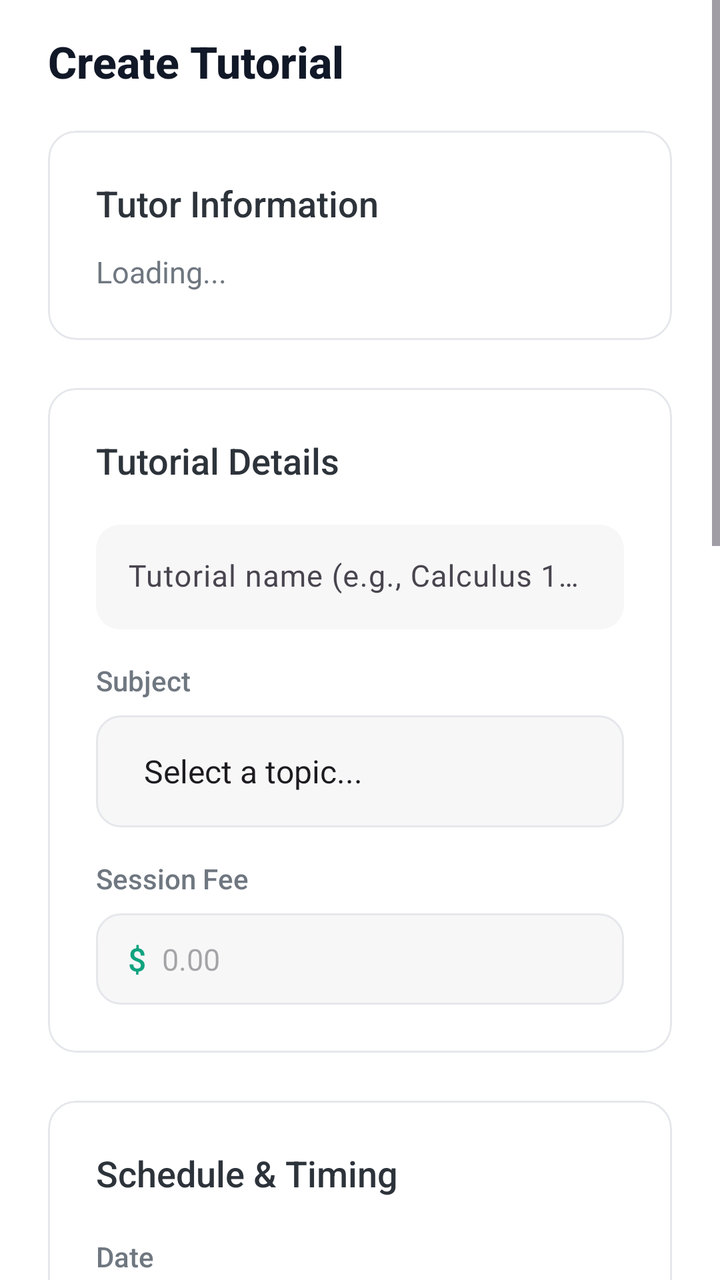
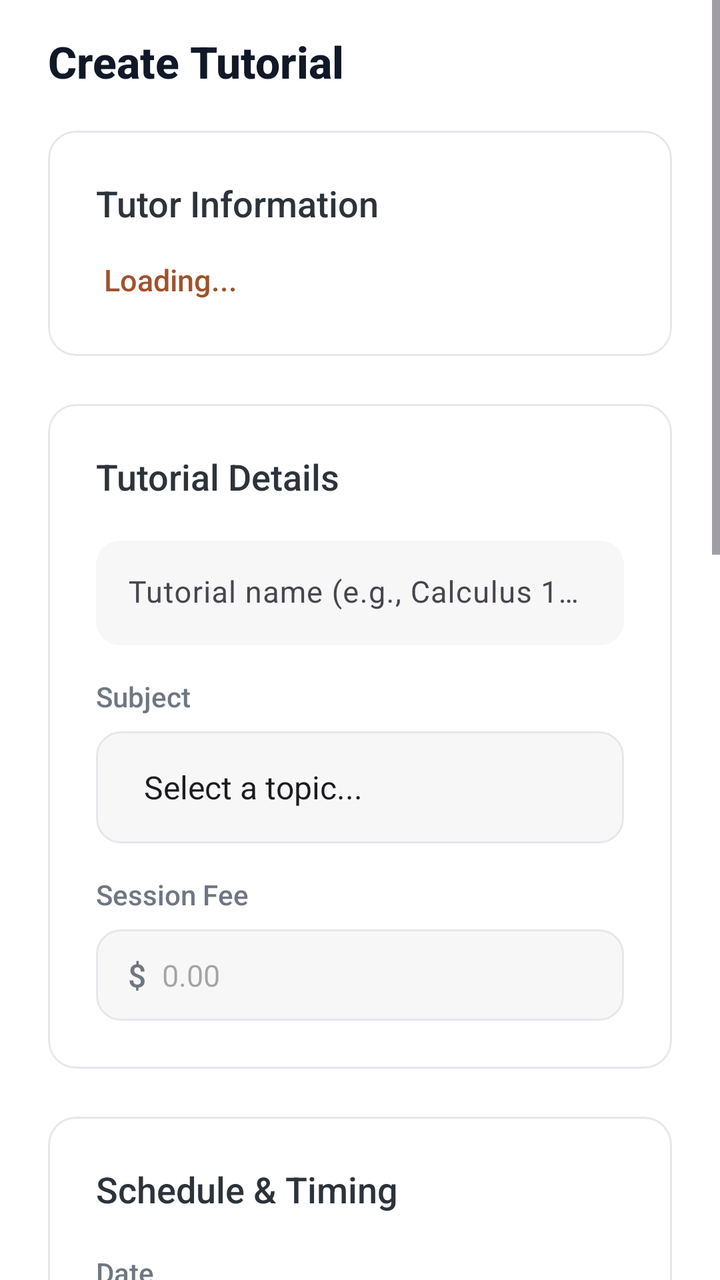

Two renders of the same Android screen: before a commit and after it. Below are the layout's source before the change and the commit's diff.
<!-- AndroidManifest.xml: application theme Theme.Csci3130Group1 -->
<!-- res/layout/fragment_tutorial_management.xml -->
<?xml version="1.0" encoding="utf-8"?>
<ScrollView xmlns:android="http://schemas.android.com/apk/res/android"
    xmlns:app="http://schemas.android.com/apk/res-auto"
    android:layout_width="match_parent"
    android:layout_height="match_parent"
    android:fillViewport="true"
    android:background="#FFFFFF">

    <LinearLayout
        android:layout_width="match_parent"
        android:layout_height="wrap_content"
        android:orientation="vertical"
        android:paddingLeft="24dp"
        android:paddingRight="24dp"
        android:paddingTop="16dp"
        android:paddingBottom="120dp">

        
        <TextView
            android:layout_width="wrap_content"
            android:layout_height="wrap_content"
            android:text="Create Tutorial"
            android:textSize="22sp"
            android:fontFamily="sans-serif-medium"
            android:textStyle="bold"
            android:textColor="#111827"
            android:layout_marginBottom="20dp"/>

        
        <com.google.android.material.card.MaterialCardView
            android:layout_width="match_parent"
            android:layout_height="wrap_content"
            android:layout_marginBottom="24dp"
            app:cardCornerRadius="14dp"
            app:cardElevation="0dp"
            app:cardBackgroundColor="#FFFFFF"
            app:strokeColor="#E5E7EB"
            app:strokeWidth="1dp">

            <LinearLayout
                android:layout_width="match_parent"
                android:layout_height="wrap_content"
                android:orientation="vertical"
                android:padding="24dp">

                <TextView
                    android:layout_width="wrap_content"
                    android:layout_height="wrap_content"
                    android:text="Tutor Information"
                    android:textSize="18sp"
                    android:textStyle="normal"
                    android:textColor="#2D333A"
                    android:fontFamily="sans-serif-medium"
                    android:layout_marginBottom="12dp"/>

                <TextView
                    android:id="@+id/tutor_name_display"
                    android:layout_width="match_parent"
                    android:layout_height="wrap_content"
                    android:text="Loading..."
                    android:textSize="15sp"
                    android:textColor="#6F7780"
                    android:fontFamily="sans-serif"/>

            </LinearLayout>
        </com.google.android.material.card.MaterialCardView>

        
        <com.google.android.material.card.MaterialCardView
            android:layout_width="match_parent"
            android:layout_height="wrap_content"
            android:layout_marginBottom="24dp"
            app:cardCornerRadius="14dp"
            app:cardElevation="0dp"
            app:cardBackgroundColor="#FFFFFF"
            app:strokeColor="#E5E7EB"
            app:strokeWidth="1dp">

            <LinearLayout
                android:layout_width="match_parent"
                android:layout_height="wrap_content"
                android:orientation="vertical"
                android:padding="24dp">

                <TextView
                    android:layout_width="wrap_content"
                    android:layout_height="wrap_content"
                    android:text="Tutorial Details"
                    android:textSize="18sp"
                    android:textStyle="normal"
                    android:textColor="#2D333A"
                    android:fontFamily="sans-serif-medium"
                    android:layout_marginBottom="20dp"/>

                
                <com.google.android.material.textfield.TextInputLayout
                    android:layout_width="match_parent"
                    android:layout_height="wrap_content"
                    android:layout_marginBottom="16dp"
                    app:boxBackgroundMode="filled"
                    app:boxBackgroundColor="#F7F7F8"
                    app:boxStrokeWidth="0dp"
                    app:boxStrokeWidthFocused="1dp"
                    app:boxStrokeColor="#10A37F"
                    app:boxCornerRadiusTopStart="12dp"
                    app:boxCornerRadiusTopEnd="12dp"
                    app:boxCornerRadiusBottomStart="12dp"
                    app:boxCornerRadiusBottomEnd="12dp"
                    app:hintTextColor="#6F7780">

                    <com.google.android.material.textfield.TextInputEditText
                        android:id="@+id/tutorial_name_input"
                        android:layout_width="match_parent"
                        android:layout_height="wrap_content"
                        android:hint="Tutorial name (e.g., Calculus 101 Basics)"
                        android:textSize="15sp"
                        android:textColor="#2D333A"
                        android:fontFamily="sans-serif"
                        android:inputType="textCapWords"
                        android:maxLength="50"
                        android:padding="16dp" />
                </com.google.android.material.textfield.TextInputLayout>

                
                <TextView
                    android:layout_width="wrap_content"
                    android:layout_height="wrap_content"
                    android:text="Subject"
                    android:textSize="14sp"
                    android:textColor="#6F7780"
                    android:fontFamily="sans-serif-medium"
                    android:layout_marginBottom="8dp"/>

                <Spinner
                    android:id="@+id/topic_spinner"
                    android:layout_width="match_parent"
                    android:layout_height="56dp"
                    android:entries="@array/tutorial_topics"
                    android:background="@drawable/modern_input_background"
                    android:layout_marginBottom="16dp"
                    android:paddingStart="16dp"
                    android:paddingEnd="16dp"/>

                
                <TextView
                    android:layout_width="wrap_content"
                    android:layout_height="wrap_content"
                    android:text="Session Fee"
                    android:textSize="14sp"
                    android:textColor="#6F7780"
                    android:fontFamily="sans-serif-medium"
                    android:layout_marginBottom="8dp"/>

                <LinearLayout
                    android:layout_width="match_parent"
                    android:layout_height="wrap_content"
                    android:orientation="horizontal"
                    android:background="@drawable/modern_input_background"
                    android:paddingStart="16dp"
                    android:paddingEnd="16dp"
                    android:paddingTop="12dp"
                    android:paddingBottom="12dp"
                    android:gravity="center_vertical">

                    <TextView
                        android:layout_width="wrap_content"
                        android:layout_height="wrap_content"
                        android:text="$"
                        android:textSize="16sp"
                        android:textColor="#10A37F"
                        android:textStyle="normal"
                        android:fontFamily="sans-serif-medium"
                        android:layout_marginEnd="8dp"/>

                    <EditText
                        android:id="@+id/fee_input"
                        android:layout_width="match_parent"
                        android:layout_height="wrap_content"
                        android:hint="0.00"
                        android:background="@android:color/transparent"
                        android:textSize="15sp"
                        android:textColor="#2D333A"
                        android:fontFamily="sans-serif"
                        android:inputType="numberDecimal" />

                </LinearLayout>

            </LinearLayout>
        </com.google.android.material.card.MaterialCardView>

        
        <com.google.android.material.card.MaterialCardView
            android:layout_width="match_parent"
            android:layout_height="wrap_content"
            android:layout_marginBottom="24dp"
            app:cardCornerRadius="14dp"
            app:cardElevation="0dp"
            app:cardBackgroundColor="#FFFFFF"
            app:strokeColor="#E5E7EB"
            app:strokeWidth="1dp">

            <LinearLayout
                android:layout_width="match_parent"
                android:layout_height="wrap_content"
                android:orientation="vertical"
                android:padding="24dp">

                <TextView
                    android:layout_width="wrap_content"
                    android:layout_height="wrap_content"
                    android:text="Schedule &amp; Timing"
                    android:textSize="18sp"
                    android:textStyle="normal"
                    android:textColor="#2D333A"
                    android:fontFamily="sans-serif-medium"
                    android:layout_marginBottom="20dp"/>

                
                <TextView
                    android:layout_width="wrap_content"
                    android:layout_height="wrap_content"
                    android:text="Date"
                    android:textSize="14sp"
                    android:textColor="#6F7780"
                    android:fontFamily="sans-serif-medium"
                    android:layout_marginBottom="8dp"/>

                <LinearLayout
                    android:layout_width="match_parent"
                    android:layout_height="wrap_content"
                    android:background="@drawable/modern_input_background"
                    android:paddingStart="16dp"
                    android:paddingEnd="16dp"
                    android:paddingTop="16dp"
                    android:paddingBottom="16dp"
                    android:gravity="center_vertical"
                    android:layout_marginBottom="16dp"
                    android:clickable="true"
                    android:focusable="true"
                    android:id="@+id/date_input_container">

                    <EditText
                        android:id="@+id/date_input"
                        android:layout_width="0dp"
                        android:layout_height="wrap_content"
                        android:layout_weight="1"
                        android:hint="Select date"
                        android:background="@android:color/transparent"
                        android:textSize="15sp"
                        android:textColor="#2D333A"
                        android:fontFamily="sans-serif"
                        android:focusable="false"
                        android:clickable="false"
                        android:cursorVisible="false" />

                    <ImageView
                        android:layout_width="20dp"
                        android:layout_height="20dp"
                        android:src="@android:drawable/ic_menu_my_calendar"
                        android:tint="#6F7780" />

                </LinearLayout>

                
                <TextView
                    android:layout_width="wrap_content"
                    android:layout_height="wrap_content"
                    android:text="Time"
                    android:textSize="14sp"
                    android:textColor="#6F7780"
                    android:fontFamily="sans-serif-medium"
                    android:layout_marginBottom="8dp"/>

                <LinearLayout
                    android:layout_width="match_parent"
                    android:layout_height="wrap_content"
                    android:orientation="horizontal"
                    android:gravity="center_vertical">

                    <LinearLayout
                        android:layout_width="0dp"
                        android:layout_height="wrap_content"
                        android:layout_weight="1"
                        android:background="@drawable/modern_input_background"
                        android:paddingStart="16dp"
                        android:paddingEnd="16dp"
                        android:paddingTop="16dp"
                        android:paddingBottom="16dp"
                        android:gravity="center_vertical"
                        android:layout_marginEnd="8dp"
                        android:clickable="true"
                        android:focusable="true"
                        android:id="@+id/start_time_container">

                        <EditText
                            android:id="@+id/start_time_input"
                            android:layout_width="0dp"
                            android:layout_height="wrap_content"
                            android:layout_weight="1"
                            android:hint="Start time"
                            android:background="@android:color/transparent"
                            android:textSize="15sp"
                            android:textColor="#2D333A"
                            android:fontFamily="sans-serif"
                            android:focusable="false"
                            android:clickable="false"
                            android:cursorVisible="false" />

                        <ImageView
                            android:layout_width="16dp"
                            android:layout_height="16dp"
                            android:src="@android:drawable/ic_menu_recent_history"
                            android:tint="#6F7780" />

                    </LinearLayout>

                    <LinearLayout
                        android:layout_width="0dp"
                        android:layout_height="wrap_content"
                        android:layout_weight="1"
                        android:background="@drawable/modern_input_background"
                        android:paddingStart="16dp"
                        android:paddingEnd="16dp"
                        android:paddingTop="16dp"
                        android:paddingBottom="16dp"
                        android:gravity="center_vertical"
                        android:layout_marginStart="8dp"
                        android:clickable="true"
                        android:focusable="true"
                        android:id="@+id/end_time_container">

                        <EditText
                            android:id="@+id/end_time_input"
                            android:layout_width="0dp"
                            android:layout_height="wrap_content"
                            android:layout_weight="1"
                            android:hint="End time"
                            android:background="@android:color/transparent"
                            android:textSize="15sp"
                            android:textColor="#2D333A"
                            android:fontFamily="sans-serif"
                            android:focusable="false"
                            android:clickable="false"
                            android:cursorVisible="false" />

                        <ImageView
                            android:layout_width="16dp"
                            android:layout_height="16dp"
                            android:src="@android:drawable/ic_menu_recent_history"
                            android:tint="#6F7780" />

                    </LinearLayout>

                </LinearLayout>

            </LinearLayout>
        </com.google.android.material.card.MaterialCardView>


        
        <com.google.android.material.card.MaterialCardView
            android:layout_width="match_parent"
            android:layout_height="wrap_content"
            android:layout_marginBottom="24dp"
            app:cardCornerRadius="14dp"
            app:cardElevation="0dp"
            app:cardBackgroundColor="#FFFFFF"
            app:strokeColor="#E5E7EB"
            app:strokeWidth="1dp">

            <LinearLayout
                android:layout_width="match_parent"
                android:layout_height="wrap_content"
                android:orientation="vertical"
                android:padding="24dp">

                <TextView
                    android:layout_width="wrap_content"
                    android:layout_height="wrap_content"
                    android:text="Location"
                    android:textSize="18sp"
                    android:textStyle="normal"
                    android:textColor="#2D333A"
                    android:fontFamily="sans-serif-medium"
                    android:layout_marginBottom="20dp"/>

                <TextView
                    android:layout_width="wrap_content"
                    android:layout_height="wrap_content"
                    android:text="Venue"
                    android:textSize="14sp"
                    android:textColor="#6F7780"
                    android:fontFamily="sans-serif-medium"
                    android:layout_marginBottom="8dp"/>

                <Spinner
                    android:id="@+id/location_spinner"
                    android:layout_width="match_parent"
                    android:layout_height="56dp"
                    android:background="@drawable/modern_input_background"
                    android:layout_marginBottom="12dp"
                    android:paddingStart="16dp"
                    android:paddingEnd="16dp" />

                <TextView
                    android:id="@+id/selected_location_text"
                    android:layout_width="match_parent"
                    android:layout_height="wrap_content"
                    android:text=""
                    android:textSize="13sp"
                    android:textColor="#6F7780"
                    android:fontFamily="sans-serif"
                    android:layout_marginBottom="8dp"
                    android:visibility="gone" />

                <TextView
                    android:id="@+id/location_status_text"
                    android:layout_width="wrap_content"
                    android:layout_height="wrap_content"
                    android:text="📍 Halifax, NS locations only"
                    android:textSize="13sp"
                    android:textColor="#6F7780"
                    android:fontFamily="sans-serif" />

            </LinearLayout>
        </com.google.android.material.card.MaterialCardView>

        
        <com.google.android.material.card.MaterialCardView
            android:layout_width="match_parent"
            android:layout_height="wrap_content"
            android:layout_marginBottom="32dp"
            app:cardCornerRadius="14dp"
            app:cardElevation="0dp"
            app:cardBackgroundColor="#FFFFFF"
            app:strokeColor="#E5E7EB"
            app:strokeWidth="1dp">

            <LinearLayout
                android:layout_width="match_parent"
                android:layout_height="wrap_content"
                android:orientation="vertical"
                android:padding="24dp">

                <TextView
                    android:layout_width="wrap_content"
                    android:layout_height="wrap_content"
                    android:text="Description"
                    android:textSize="18sp"
                    android:textStyle="normal"
                    android:textColor="#2D333A"
                    android:fontFamily="sans-serif-medium"
                    android:layout_marginBottom="20dp"/>

                <com.google.android.material.textfield.TextInputLayout
                    android:layout_width="match_parent"
                    android:layout_height="wrap_content"
                    app:boxBackgroundMode="filled"
                    app:boxBackgroundColor="#F7F7F8"
                    app:boxStrokeWidth="0dp"
                    app:boxStrokeWidthFocused="1dp"
                    app:boxStrokeColor="#10A37F"
                    app:boxCornerRadiusTopStart="12dp"
                    app:boxCornerRadiusTopEnd="12dp"
                    app:boxCornerRadiusBottomStart="12dp"
                    app:boxCornerRadiusBottomEnd="12dp"
                    app:hintTextColor="#6F7780">

                    <com.google.android.material.textfield.TextInputEditText
                        android:id="@+id/description_input"
                        android:layout_width="match_parent"
                        android:layout_height="wrap_content"
                        android:hint="Describe your tutorial session, what you'll cover, and any prerequisites..."
                        android:textSize="15sp"
                        android:textColor="#2D333A"
                        android:fontFamily="sans-serif"
                        android:gravity="top"
                        android:inputType="textMultiLine|textCapSentences"
                        android:lines="4"
                        android:maxLines="6"
                        android:minLines="4"
                        android:padding="16dp"
                        android:scrollbars="vertical" />
                </com.google.android.material.textfield.TextInputLayout>

            </LinearLayout>
        </com.google.android.material.card.MaterialCardView>

        
        <com.google.android.material.button.MaterialButton
            android:id="@+id/preview_button"
            style="@style/Widget.Material3.Button"
            android:layout_width="match_parent"
            android:layout_height="56dp"
            android:text="Preview Tutorial"
            android:textColor="#FFFFFF"
            android:textSize="16sp"
            android:textStyle="normal"
            android:fontFamily="sans-serif-medium"
            android:backgroundTint="#10A37F"
            app:cornerRadius="12dp"
            android:letterSpacing="0"
            android:layout_marginBottom="24dp"
            app:elevation="0dp" />

        
        <com.google.android.material.card.MaterialCardView
            android:id="@+id/preview_card"
            android:layout_width="match_parent"
            android:layout_height="wrap_content"
            android:layout_marginBottom="32dp"
            android:visibility="gone"
            app:cardCornerRadius="16dp"
            app:cardElevation="0dp"
            app:cardBackgroundColor="#FFFFFF"
            app:strokeWidth="1dp"
            app:strokeColor="#E5E7EB">

            <LinearLayout
                android:layout_width="match_parent"
                android:layout_height="wrap_content"
                android:orientation="vertical"
                android:padding="24dp">

                <LinearLayout
                    android:layout_width="match_parent"
                    android:layout_height="wrap_content"
                    android:orientation="horizontal"
                    android:gravity="center_vertical"
                    android:layout_marginBottom="16dp">

                    <TextView
                        android:layout_width="0dp"
                        android:layout_height="wrap_content"
                        android:layout_weight="1"
                        android:text="Tutorial Preview"
                        android:textSize="18sp"
                        android:textStyle="normal"
                        android:textColor="#2D333A"
                        android:fontFamily="sans-serif-medium"/>

                    <LinearLayout
                        android:layout_width="wrap_content"
                        android:layout_height="wrap_content"
                        android:background="@drawable/status_badge_background"
                        android:paddingStart="12dp"
                        android:paddingEnd="12dp"
                        android:paddingTop="4dp"
                        android:paddingBottom="4dp">

                        <TextView
                            android:layout_width="wrap_content"
                            android:layout_height="wrap_content"
                            android:text="Draft"
                            android:textSize="12sp"
                            android:textColor="#10A37F"
                            android:fontFamily="sans-serif-medium"
                            android:textAllCaps="true"
                            android:letterSpacing="0.05"/>

                    </LinearLayout>

                </LinearLayout>

                <TextView
                    android:id="@+id/preview_text"
                    android:layout_width="match_parent"
                    android:layout_height="wrap_content"
                    android:textSize="14sp"
                    android:textColor="#6F7780"
                    android:fontFamily="sans-serif"
                    android:lineSpacingMultiplier="1.5"
                    android:visibility="visible"/>

            </LinearLayout>
        </com.google.android.material.card.MaterialCardView>

    </LinearLayout>
</ScrollView>
<!-- resources referenced by this layout -->
<resources>
  <string-array name="tutorial_topics">
          <item>Select a topic...</item>
          <item>Mathematics</item>
          <item>Physics</item>
          <item>Chemistry</item>
          <item>Biology</item>
          <item>Computer Science</item>
          <item>English</item>
          <item>History</item>
      </string-array>
  <!-- drawable modern_input_background (drawable) -->
  <?xml version="1.0" encoding="utf-8"?>
  <shape xmlns:android="http://schemas.android.com/apk/res/android">
      <solid android:color="#F7F7F8" />
      <corners android:radius="12dp" />
      <stroke 
          android:width="1dp" 
          android:color="#E5E7EB" />
  </shape>
  <!-- drawable status_badge_background (drawable) -->
  <?xml version="1.0" encoding="utf-8"?>
  <shape xmlns:android="http://schemas.android.com/apk/res/android">
      <solid android:color="#F0FDF4" />
      <corners android:radius="12dp" />
      <stroke 
          android:width="1dp" 
          android:color="#BBF7D0" />
  </shape>
  <style name="Theme.Csci3130Group1" parent="Base.Theme.Csci3130Group1" />
  <style name="Base.Theme.Csci3130Group1" parent="Theme.Material3.DayNight.NoActionBar">
          
          <item name="colorPrimary">#111827</item>
          <item name="colorOnPrimary">#FFFFFF</item>
          <item name="colorSecondary">#6B7280</item>
          <item name="colorOnSecondary">#FFFFFF</item>
          
          <item name="colorPrimaryContainer">#F3F4F6</item>
          <item name="colorOnPrimaryContainer">#111827</item>
          <item name="colorSecondaryContainer">#F3F4F6</item>
          <item name="colorOnSecondaryContainer">#111827</item>
          <item name="colorTertiary">#9CA3AF</item>
          <item name="colorSurface">#FFFFFF</item>
          <item name="colorOnSurface">#111827</item>
          <item name="colorOutline">#E5E7EB</item>
          <item name="android:navigationBarColor">#FFFFFF</item>
          <item name="android:statusBarColor">#FFFFFF</item>
      </style>
</resources>

<!-- the commit's change to res/layout/fragment_tutorial_management.xml (unified diff, before → after) -->
@@ -59,8 +59,11 @@
                     android:layout_height="wrap_content"
                     android:text="Loading..."
                     android:textSize="15sp"
-                    android:textColor="#6F7780"
-                    android:fontFamily="sans-serif"/>
+                    android:textColor="#A0522D"
+                    android:fontFamily="sans-serif-medium"
+                    android:clickable="true"
+                    android:focusable="true"
+                    android:padding="4dp"/>
 
             </LinearLayout>
         </com.google.android.material.card.MaterialCardView>
@@ -101,7 +104,7 @@
                     app:boxBackgroundColor="#F7F7F8"
                     app:boxStrokeWidth="0dp"
                     app:boxStrokeWidthFocused="1dp"
-                    app:boxStrokeColor="#10A37F"
+                    app:boxStrokeColor="#E5E7EB"
                     app:boxCornerRadiusTopStart="12dp"
                     app:boxCornerRadiusTopEnd="12dp"
                     app:boxCornerRadiusBottomStart="12dp"
@@ -167,7 +170,7 @@
                         android:layout_height="wrap_content"
                         android:text="$"
                         android:textSize="16sp"
-                        android:textColor="#10A37F"
+                        android:textColor="#6F7780"
                         android:textStyle="normal"
                         android:fontFamily="sans-serif-medium"
                         android:layout_marginEnd="8dp"/>
@@ -459,7 +462,7 @@
                     app:boxBackgroundColor="#F7F7F8"
                     app:boxStrokeWidth="0dp"
                     app:boxStrokeWidthFocused="1dp"
-                    app:boxStrokeColor="#10A37F"
+                    app:boxStrokeColor="#E5E7EB"
                     app:boxCornerRadiusTopStart="12dp"
                     app:boxCornerRadiusTopEnd="12dp"
                     app:boxCornerRadiusBottomStart="12dp"
@@ -487,21 +490,17 @@
         </com.google.android.material.card.MaterialCardView>
 
         
-        <com.google.android.material.button.MaterialButton
+        <TextView
             android:id="@+id/preview_button"
-            style="@style/Widget.Material3.Button"
-            android:layout_width="match_parent"
-            android:layout_height="56dp"
-            android:text="Preview Tutorial"
-            android:textColor="#FFFFFF"
-            android:textSize="16sp"
-            android:textStyle="normal"
+            android:layout_width="wrap_content"
+            android:layout_height="wrap_content"
+            android:layout_gravity="end"
+            android:text="Preview tutorial"
+            android:textColor="#A0522D"
+            android:textSize="13sp"
+            android:padding="4dp"
             android:fontFamily="sans-serif-medium"
-            android:backgroundTint="#10A37F"
-            app:cornerRadius="12dp"
-            android:letterSpacing="0"
-            android:layout_marginBottom="24dp"
-            app:elevation="0dp" />
+            android:layout_marginBottom="24dp" />
 
         
         <com.google.android.material.card.MaterialCardView
@@ -553,7 +552,7 @@
                             android:layout_height="wrap_content"
                             android:text="Draft"
                             android:textSize="12sp"
-                            android:textColor="#10A37F"
+                            android:textColor="#6F7780"
                             android:fontFamily="sans-serif-medium"
                             android:textAllCaps="true"
                             android:letterSpacing="0.05"/>
